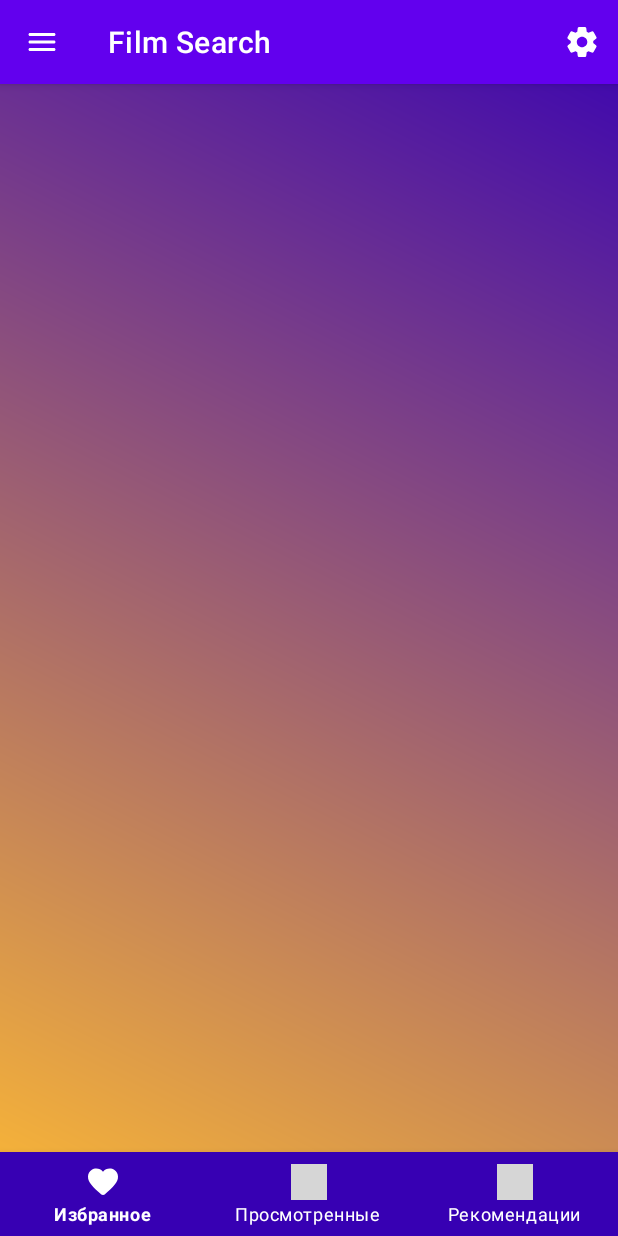
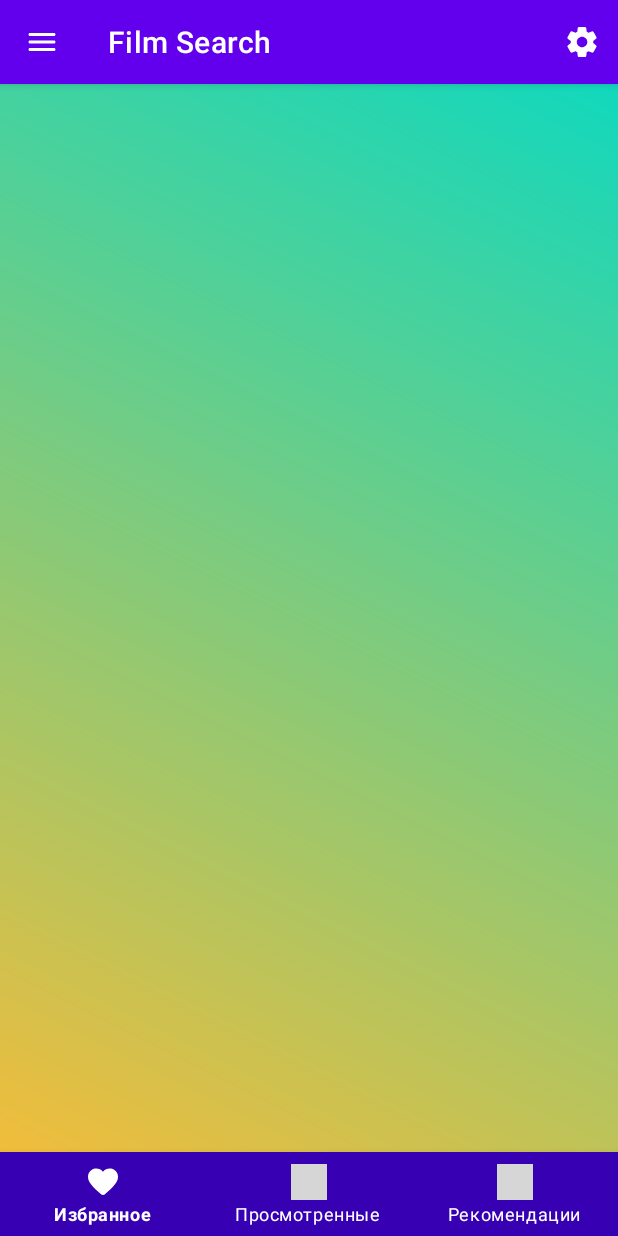
Before and after one commit to Alexandra-Magaramova/ProjectFilm, an Android app built with Jetpack Compose: the screen it shows after launch (MainActivity), after a tap on "Настройки", on a phone screen of 412 x 824 dp. Run offline under Robolectric (Android 15) with nearby library versions, the phone set to English and light mode, and no system bars; grey boxes are pictures that could not be loaded.

Commit message:
Add Scena

```diff
--- a/app/build.gradle.kts
+++ b/app/build.gradle.kts
@@ -81,4 +81,7 @@ dependencies {
     implementation ("androidx.fragment:fragment:1.8.2")
     implementation ("com.jakewharton.timber:timber:5.0.1")
     implementation ("androidx.coordinatorlayout:coordinatorlayout:1.2.0")
+    //Glide
+    implementation ("com.github.bumptech.glide:glide:4.11.0")
+    annotationProcessor ("com.github.bumptech.glide:compiler:4.11.0")
 }
--- a/app/src/main/java/com/magaramova/projectfilm/HomeFragment.kt
+++ b/app/src/main/java/com/magaramova/projectfilm/HomeFragment.kt
@@ -2,6 +2,11 @@ package com.magaramova.projectfilm
 
 import android.content.Intent
 import android.os.Bundle
+import android.transition.Scene
+import android.transition.Slide
+import android.transition.TransitionManager
+import android.transition.TransitionSet
+import android.view.Gravity
 import androidx.fragment.app.Fragment
 import android.view.LayoutInflater
 import android.view.View
@@ -9,10 +14,12 @@ import android.view.ViewGroup
 import androidx.appcompat.widget.SearchView
 import androidx.recyclerview.widget.LinearLayoutManager
 import com.magaramova.projectfilm.databinding.FragmentHomeBinding
+import com.magaramova.projectfilm.databinding.MergeHomeScreenContentBinding
 import java.util.Locale
 
 class HomeFragment : Fragment() {
     private lateinit var binding: FragmentHomeBinding
+    private lateinit var bindingMerge: MergeHomeScreenContentBinding
     private lateinit var filmsAdapter: FilmListRecyclerAdapter
     //база данных
     val filmsDataBase = listOf(
@@ -73,6 +80,7 @@ class HomeFragment : Fragment() {
         savedInstanceState: Bundle?
     ): View? {
         binding = FragmentHomeBinding.inflate(inflater, container, false)
+        bindingMerge = MergeHomeScreenContentBinding.inflate(inflater, container, false)
         val view = binding.root
         inflater.inflate(R.layout.fragment_home, container, false)
         return view
@@ -81,13 +89,14 @@ class HomeFragment : Fragment() {
     override fun onViewCreated(view: View, savedInstanceState: Bundle?) {
         super.onViewCreated(view, savedInstanceState)
 
+
         //Устанавливаем появление клавиатуры при нажатии на все поле поиска, а не только на иконку поиска
-        binding.searchView.setOnClickListener {
-            binding.searchView.isIconified = false
+        bindingMerge.searchView.setOnClickListener {
+            bindingMerge.searchView.isIconified = false
         }
 
         //Подключаем слушателя изменений введенного текста в поиска
-        binding.searchView.setOnQueryTextListener(object : SearchView.OnQueryTextListener {
+        bindingMerge.searchView.setOnQueryTextListener(object : SearchView.OnQueryTextListener {
             //Этот метод отрабатывает при нажатии кнопки "поиск" на софт клавиатуре
             override fun onQueryTextSubmit(query: String?): Boolean {
                 return true
@@ -118,7 +127,7 @@ class HomeFragment : Fragment() {
     }
 
     private fun initRecyckler() {
-        binding.mainRecycler.apply {
+        bindingMerge.mainRecycler.apply {
             filmsAdapter =
                 FilmListRecyclerAdapter(object : FilmListRecyclerAdapter.OnItemClickListener {
                     override fun click(film: Film) {
--- a/app/src/main/res/drawable/menu_background.xml
+++ b/app/src/main/res/drawable/menu_background.xml
@@ -2,6 +2,6 @@
 <shape xmlns:android="http://schemas.android.com/apk/res/android">
     <gradient
         android:angle="45"
-        android:endColor="@color/purple_700"
+        android:endColor="@color/teal_200"
         android:startColor="@android:color/holo_orange_light" />
 </shape>
```
Also changed, not shown: app/src/main/java/com/magaramova/projectfilm/DetailsFragment.kt (+7 -4 lines), app/src/main/java/com/magaramova/projectfilm/FilmViewHolder.kt (+9 -1 lines), app/src/main/res/layout/fragment_home.xml (+4 -45 lines), app/src/main/res/layout/merge_home_screen_content.xml (added, +49 -0 lines).
